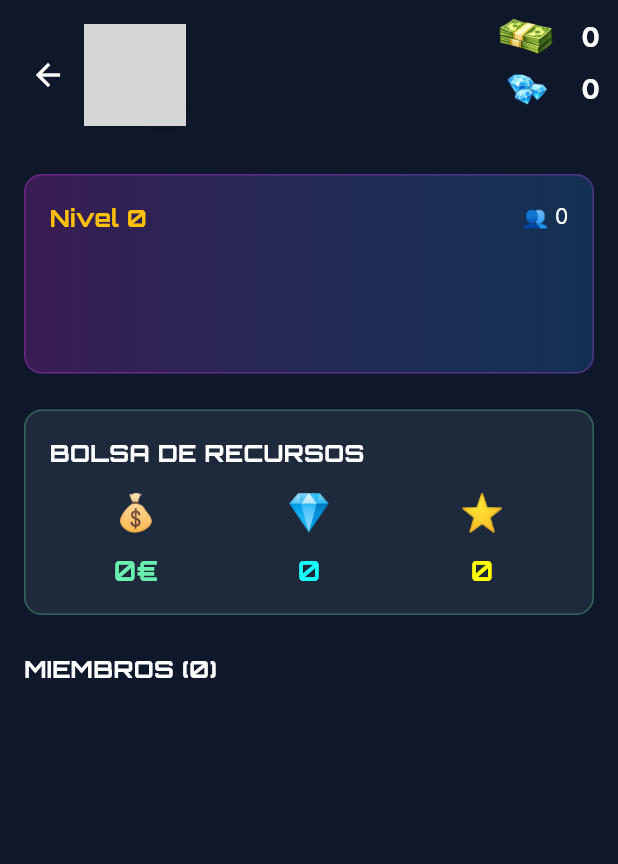
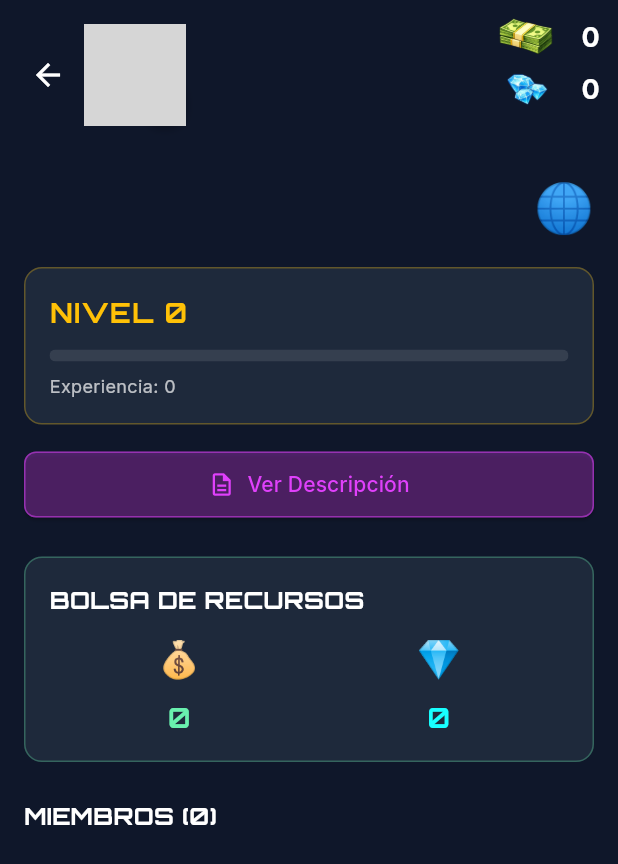
Before and after one commit to xexi81/mercados, a Flutter app: the AssociationDetailsPage screen opened directly with empty values, on a phone screen of 412 x 824 dp. Shown: the top 864 px of the screen. Run offline on Flutter 3.47's test engine with Material 3 defaults, Android fonts, the phone set to English and light mode, and no system bars; our stand-ins replace cloud_firestore, confetti, firebase_auth, firebase_core, flutter_svg, google_fonts and 2 more; accounts and stored records are empty; network calls fail; grey boxes are pictures that could not be loaded.

Commit message:
asociaciones v1

```diff
--- a/lib/screens/associations/pages/association_details_page.dart
+++ b/lib/screens/associations/pages/association_details_page.dart
@@ -19,6 +19,74 @@ class _AssociationDetailsPageState extends State<AssociationDetailsPage> {
   AssociationModel? _association;
   List<AssociationMemberModel> _members = [];
   bool _isLoading = true;
+
+  Future<void> _showDescriptionDialog() async {
+    final controller = TextEditingController(
+      text: _association?.description ?? '',
+    );
+
+    showDialog(
+      context: context,
+      builder: (context) => AlertDialog(
+        backgroundColor: const Color(0xFF1E293B),
+        title: Text(
+          'Descripción de la Asociación',
+          style: GoogleFonts.orbitron(
+            color: Colors.white,
+            fontSize: 18,
+            fontWeight: FontWeight.bold,
+          ),
+        ),
+        content: TextField(
+          controller: controller,
+          maxLines: 5,
+          style: GoogleFonts.inter(color: Colors.white),
+          decoration: InputDecoration(
+            hintText: 'Descripción...',
+            hintStyle: GoogleFonts.inter(color: Colors.white38),
+            filled: true,
+            fillColor: Colors.white.withOpacity(0.05),
+            border: OutlineInputBorder(
+              borderRadius: BorderRadius.circular(8),
+              borderSide: const BorderSide(color: Colors.purpleAccent),
+            ),
+          ),
+        ),
+        actions: [
+          TextButton(
+            onPressed: () => Navigator.pop(context),
+            child: const Text('Cerrar', style: TextStyle(color: Colors.grey)),
+          ),
+        ],
+      ),
+    );
+  }
+
+  String _getLanguageEmoji(String languageCode) {
+    const languageFlags = {
+      'es': '🇪🇸',
+      'en': '🇬🇧',
+      'fr': '🇫🇷',
+      'de': '🇩🇪',
+      'it': '🇮🇹',
+      'pt': '🇵🇹',
+    };
+    return languageFlags[languageCode] ?? '🌐';
+  }
+
+  double _getExperienceProgress() {
+    if (_association == null) return 0;
+
+    final currentLevel = _association!.level;
+    final nextLevelRequirement = _association!.experiencePool;
+
+    // Obtener experiencia requerida para el siguiente nivel
+    // Por ahora usamos un valor calculado, en el futuro lo obtendremos del JSON
+    final experienceForNextLevel = (currentLevel * 10000).toDouble();
+
+    if (experienceForNextLevel <= 0) return 0;
+    return (nextLevelRequirement / experienceForNextLevel).clamp(0.0, 1.0);
+  }
 
   @override
   void initState() {
@@ -77,64 +145,92 @@ class _AssociationDetailsPageState extends State<AssociationDetailsPage> {
                 child: Column(
                   crossAxisAlignment: CrossAxisAlignment.stretch,
                   children: [
-                    // Banner de asociación
-                    Container(
-                      padding: const EdgeInsets.all(16),
-                      decoration: BoxDecoration(
-                        gradient: LinearGradient(
-                          colors: [
-                            Colors.purple.withOpacity(0.3),
-                            Colors.blue.withOpacity(0.2),
-                          ],
-                        ),
-                        borderRadius: BorderRadius.circular(12),
-                        border: Border.all(
-                          color: Colors.purpleAccent.withOpacity(0.3),
-                        ),
-                      ),
-                      child: Column(
-                        crossAxisAlignment: CrossAxisAlignment.start,
-                        children: [
+                    // Encabezado: Nombre + Bandera de idioma
                     Row(
                       mainAxisAlignment: MainAxisAlignment.spaceBetween,
+                      crossAxisAlignment: CrossAxisAlignment.center,
                       children: [
-                              Text(
-                                'Nivel ${_association!.level}',
-                                style: GoogleFonts.orbitron(
-                                  color: Colors.amber,
-                                  fontSize: 16,
-                                  fontWeight: FontWeight.bold,
-                                ),
-                              ),
-                              Text(
-                                '👥 ${_members.length}',
-                                style: GoogleFonts.inter(
-                                  color: Colors.white,
-                                  fontSize: 14,
-                                ),
-                              ),
-                            ],
-                          ),
-                          const SizedBox(height: 8),
-                          Text(
+                        Expanded(
+                          child: Text(
                             _association!.name,
                             style: GoogleFonts.orbitron(
                               color: Colors.white,
                               fontSize: 28,
                               fontWeight: FontWeight.bold,
+                              letterSpacing: 1.5,
                             ),
                           ),
-                          if (_association!.description != null) ...[
+                        ),
+                        Text(
+                          _getLanguageEmoji(_association!.language),
+                          style: const TextStyle(fontSize: 32),
+                        ),
+                      ],
+                    ),
+                    const SizedBox(height: 16),
+
+                    // Nivel y Progress bar de experiencia
+                    Container(
+                      padding: const EdgeInsets.all(16),
+                      decoration: BoxDecoration(
+                        color: const Color(0xFF1E293B),
+                        borderRadius: BorderRadius.circular(12),
+                        border: Border.all(
+                          color: Colors.amber.withOpacity(0.3),
+                        ),
+                      ),
+                      child: Column(
+                        crossAxisAlignment: CrossAxisAlignment.stretch,
+                        children: [
+                          Text(
+                            'NIVEL ${_association!.level}',
+                            style: GoogleFonts.orbitron(
+                              color: Colors.amber,
+                              fontSize: 18,
+                              fontWeight: FontWeight.bold,
+                              letterSpacing: 1,
+                            ),
+                          ),
+                          const SizedBox(height: 12),
+                          ClipRRect(
+                            borderRadius: BorderRadius.circular(8),
+                            child: LinearProgressIndicator(
+                              value: _getExperienceProgress(),
+                              minHeight: 8,
+                              backgroundColor: Colors.white.withOpacity(0.1),
+                              valueColor: AlwaysStoppedAnimation<Color>(
+                                Colors.amber.withOpacity(0.8),
+                              ),
+                            ),
+                          ),
                           const SizedBox(height: 8),
                           Text(
-                              _association!.description!,
+                            'Experiencia: ${_association!.experiencePool.toStringAsFixed(0)}',
                             style: GoogleFonts.inter(
                               color: Colors.white70,
-                                fontSize: 14,
+                              fontSize: 12,
                             ),
                           ),
                         ],
-                        ],
+                      ),
+                    ),
+                    const SizedBox(height: 16),
+
+                    // Botón para ver/editar descripción
+                    ElevatedButton.icon(
+                      onPressed: _showDescriptionDialog,
+                      icon: const Icon(Icons.description_outlined),
+                      label: const Text('Ver Descripción'),
+                      style: ElevatedButton.styleFrom(
+                        backgroundColor: Colors.purpleAccent.withOpacity(0.3),
+                        foregroundColor: Colors.purpleAccent,
+                        padding: const EdgeInsets.symmetric(vertical: 12),
+                        shape: RoundedRectangleBorder(
+                          borderRadius: BorderRadius.circular(8),
+                          side: BorderSide(
+                            color: Colors.purpleAccent.withOpacity(0.5),
+                          ),
+                        ),
                       ),
                     ),
                     const SizedBox(height: 24),
@@ -172,7 +268,7 @@ class _AssociationDetailsPageState extends State<AssociationDetailsPage> {
                                   ),
                                   const SizedBox(height: 8),
                                   Text(
-                                    '${_association!.moneyPool.toStringAsFixed(0)}€',
+                                    _association!.moneyPool.toStringAsFixed(0),
                                     style: GoogleFonts.orbitron(
                                       color: Colors.greenAccent,
                                       fontSize: 18,
@@ -189,26 +285,9 @@ class _AssociationDetailsPageState extends State<AssociationDetailsPage> {
                                   ),
                                   const SizedBox(height: 8),
                                   Text(
-                                    '${_association!.gemsPool.toStringAsFixed(0)}',
+                                    _association!.gemsPool.toStringAsFixed(0),
                                     style: GoogleFonts.orbitron(
                                       color: Colors.cyanAccent,
-                                      fontSize: 18,
-                                      fontWeight: FontWeight.bold,
-                                    ),
-                                  ),
-                                ],
-                              ),
-                              Column(
-                                children: [
-                                  Text(
-                                    '⭐',
-                                    style: GoogleFonts.inter(fontSize: 24),
-                                  ),
-                                  const SizedBox(height: 8),
-                                  Text(
-                                    '${_association!.experiencePool}',
-                                    style: GoogleFonts.orbitron(
-                                      color: Colors.yellowAccent,
                                       fontSize: 18,
                                       fontWeight: FontWeight.bold,
                                     ),
```
Also changed, not shown: 1 other file. Lines whose indentation alone changed are shown as unchanged.
